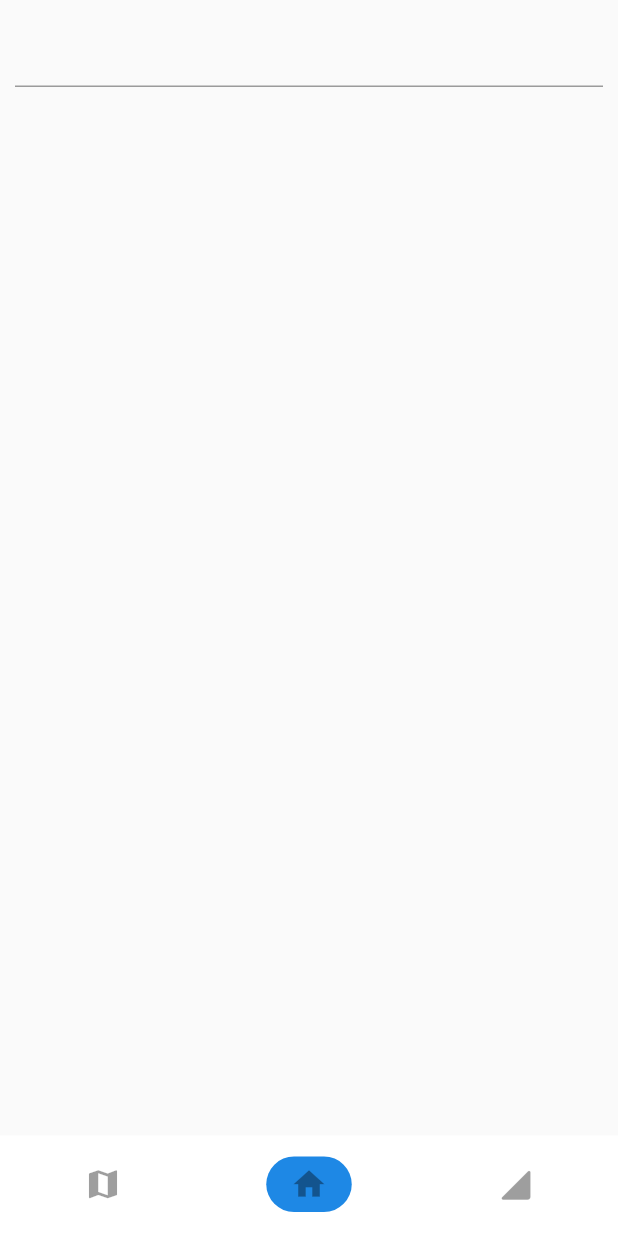
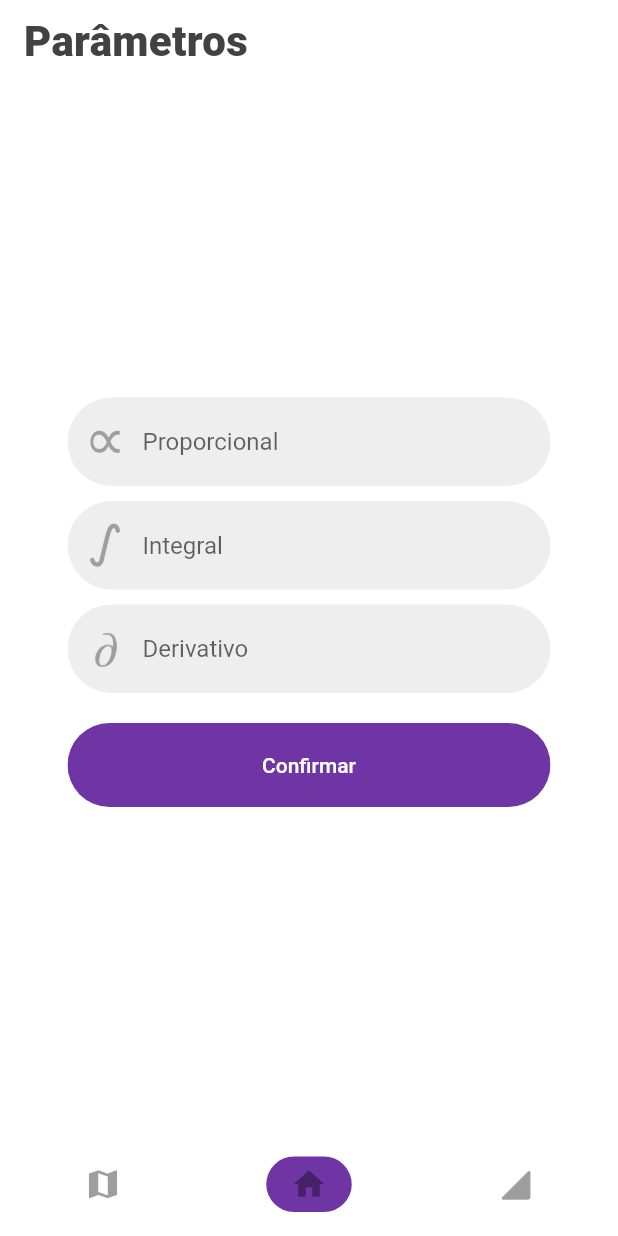
Before and after one commit to ricardodalarme/Follow-App, a Flutter app: the screen it shows after launch, swiped to page 2, on a phone screen of 412 x 824 dp. Run offline on Flutter 3.47's test engine with Material 2 defaults, Android fonts, the phone set to English and light mode, and no system bars; our stand-ins replace google_fonts; missing offline and left inert: graphic.

Commit message:
Adicionado os textfields e o botão na aba dos parâmetros

```diff
--- /dev/null
+++ b/lib/constants.dart
@@ -0,0 +1,5 @@
+import 'package:flutter/material.dart';
+import 'package:google_fonts/google_fonts.dart';
+
+const kPrimaryColor = Color(0xFF6F35A5);
+const kPrimaryLightColor = Color(0xFFF1E6FF);
--- a/lib/screens/defaults.dart
+++ /dev/null
@@ -1,24 +0,0 @@
-import 'package:flutter/material.dart';
-
-class DefaultsScreen extends StatefulWidget {
-  DefaultsScreen({Key key}) : super(key: key);
-
-  @override
-  _DefaultsScreenState createState() => _DefaultsScreenState();
-}
-
-class _DefaultsScreenState extends State<DefaultsScreen> {
-  @override
-  Widget build(BuildContext context) {
-    return Container(
-      child: Padding(
-        padding: EdgeInsets.all(10),
-        child: Column(
-          children: [
-            TextField(),
-          ],
-        ),
-      ),
-    );
-  }
-}
--- a/lib/screens/navigation.dart
+++ b/lib/screens/navigation.dart
@@ -1,5 +1,6 @@
 import 'package:flutter/material.dart';
-import 'package:follow_app/screens/defaults.dart';
+import 'package:follow_app/constants.dart';
+import 'package:follow_app/screens/parameters.dart';
 import 'package:follow_app/screens/map.dart';
 import 'package:follow_app/screens/telemetry.dart';
 
@@ -27,7 +28,7 @@ class _BottomNavScreenState extends State<BottomNavScreen> {
   }
 
   // Telas que vão ser mostradas na barrra de navegação
-  static final DefaultsScreen _defaults = new DefaultsScreen();
+  static final ParametersScreen _defaults = new ParametersScreen();
   static final MapScreen _map = new MapScreen();
   static final TelemetryScreen _telemetry = new TelemetryScreen();
 
@@ -88,7 +89,7 @@ class _BottomNavScreenState extends State<BottomNavScreen> {
                       ),
                       decoration: BoxDecoration(
                         color: _selectedIndex == key
-                            ? Colors.blue[600]
+                            ? kPrimaryColor
                             : Colors.transparent,
                         borderRadius: BorderRadius.circular(20.0),
                       ),
--- /dev/null
+++ b/lib/screens/parameters.dart
@@ -0,0 +1,50 @@
+import 'package:flutter/material.dart';
+import 'package:follow_app/widgets/custom_button.dart';
+import 'package:follow_app/widgets/custom_text_field.dart';
+
+class ParametersScreen extends StatefulWidget {
+  ParametersScreen({Key key}) : super(key: key);
+
+  @override
+  _ParametersScreenState createState() => _ParametersScreenState();
+}
+
+class _ParametersScreenState extends State<ParametersScreen> {
+  @override
+  Widget build(BuildContext context) {
+    return Scaffold(
+      backgroundColor: Colors.white,
+      appBar: AppBar(
+        elevation: 0,
+        backgroundColor: Colors.white,
+        shadowColor: Colors.transparent,
+        title: Text(
+          "Parâmetros",
+          textAlign: TextAlign.center,
+          style: TextStyle(
+            color: Colors.grey[800],
+            fontSize: 28,
+            fontWeight: FontWeight.w800,
+            letterSpacing: 0.22,
+          ),
+        ),
+      ),
+      body: Padding(
+        padding: EdgeInsets.all(45),
+        child: Column(
+          mainAxisAlignment: MainAxisAlignment.center,
+          crossAxisAlignment: CrossAxisAlignment.center,
+          children: [
+            CustomTextField(text: "Proporcional"),
+            SizedBox(height: 10),
+            CustomTextField(text: "Integral"),
+            SizedBox(height: 10),
+            CustomTextField(text: "Derivativo"),
+            SizedBox(height: 10),
+            CustomButton(text: "Confirmar", press: () {}),
+          ],
+        ),
+      ),
+    );
+  }
+}
--- /dev/null
+++ b/lib/widgets/custom_button.dart
@@ -0,0 +1,36 @@
+import 'package:flutter/material.dart';
+import 'package:follow_app/constants.dart';
+
+class CustomButton extends StatelessWidget {
+  final String text;
+  final Function press;
+  final Color color, textColor;
+  const CustomButton({
+    Key key,
+    this.text,
+    this.press,
+    this.color = kPrimaryColor,
+    this.textColor = Colors.white,
+  }) : super(key: key);
+
+  @override
+  Widget build(BuildContext context) {
+    Size size = MediaQuery.of(context).size;
+    return Container(
+      margin: EdgeInsets.symmetric(vertical: 10),
+      width: size.width * 0.8,
+      child: ClipRRect(
+        borderRadius: BorderRadius.circular(29),
+        child: FlatButton(
+          padding: EdgeInsets.symmetric(vertical: 20, horizontal: 40),
+          color: color,
+          onPressed: press,
+          child: Text(
+            text,
+            style: TextStyle(color: textColor),
+          ),
+        ),
+      ),
+    );
+  }
+}
--- /dev/null
+++ b/lib/widgets/custom_text_field.dart
@@ -0,0 +1,34 @@
+import 'package:flutter/material.dart';
+import 'package:flutter/services.dart';
+
+class CustomTextField extends StatelessWidget {
+  final String text;
+  const CustomTextField({Key key, this.text}) : super(key: key);
+
+  @override
+  Widget build(BuildContext context) {
+    return TextField(
+      keyboardType: TextInputType.number,
+      inputFormatters: [FilteringTextInputFormatter.digitsOnly],
+      decoration: InputDecoration(
+        enabledBorder: OutlineInputBorder(
+          borderRadius: BorderRadius.all(Radius.circular(30)),
+          borderSide: BorderSide(color: Colors.transparent),
+        ),
+        focusedBorder: OutlineInputBorder(
+          borderRadius: BorderRadius.all(Radius.circular(30)),
+          borderSide: BorderSide(color: Colors.transparent),
+        ),
+        prefixIcon: Image.asset(
+          "assets/${text.toLowerCase()}.png",
+          width: 50,
+          height: 50,
+          color: Colors.grey,
+        ),
+        hintText: text,
+        filled: true,
+        fillColor: Colors.grey[200],
+      ),
+    );
+  }
+}
--- a/pubspec.yaml
+++ b/pubspec.yaml
@@ -24,11 +24,9 @@ dependencies:
   flutter:
     sdk: flutter
 
-
-  # The following adds the Cupertino Icons font to your application.
-  # Use with the CupertinoIcons class for iOS style icons.
-  cupertino_icons: ^1.0.0
+  font_awesome_flutter: ^8.11.0
   graphic: ^0.3.0
+  google_fonts: ^1.1.1
 
 dev_dependencies:
   flutter_test:
```
Also changed, not shown: assets/derivativo.png (added), assets/integral.png (added), assets/proporcional.png (added), pubspec.lock.
